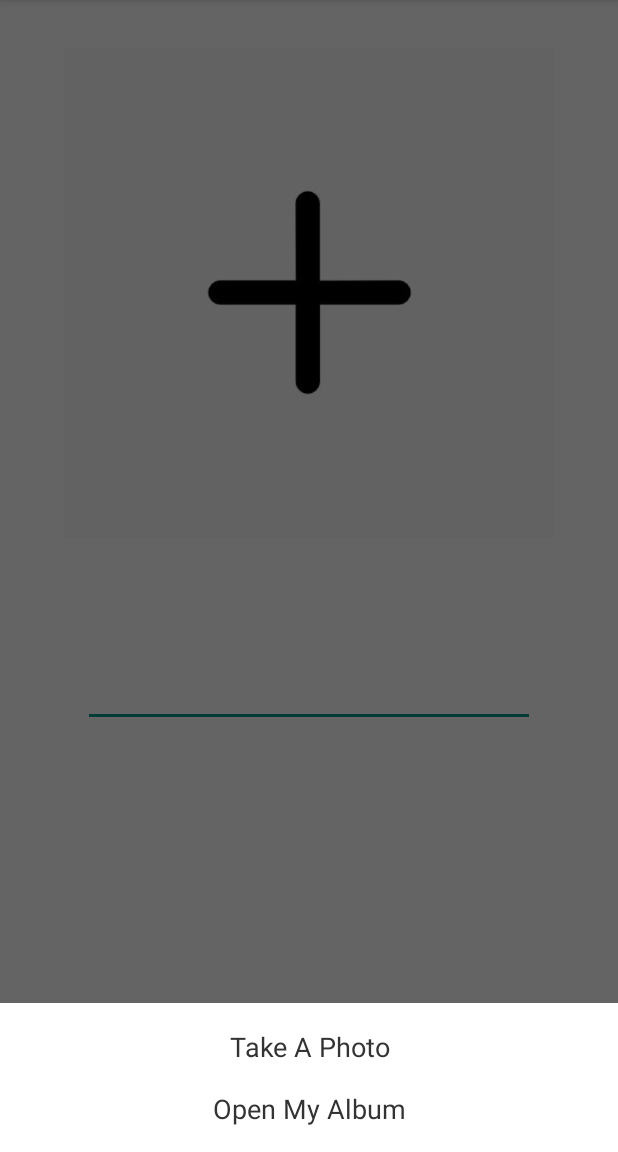
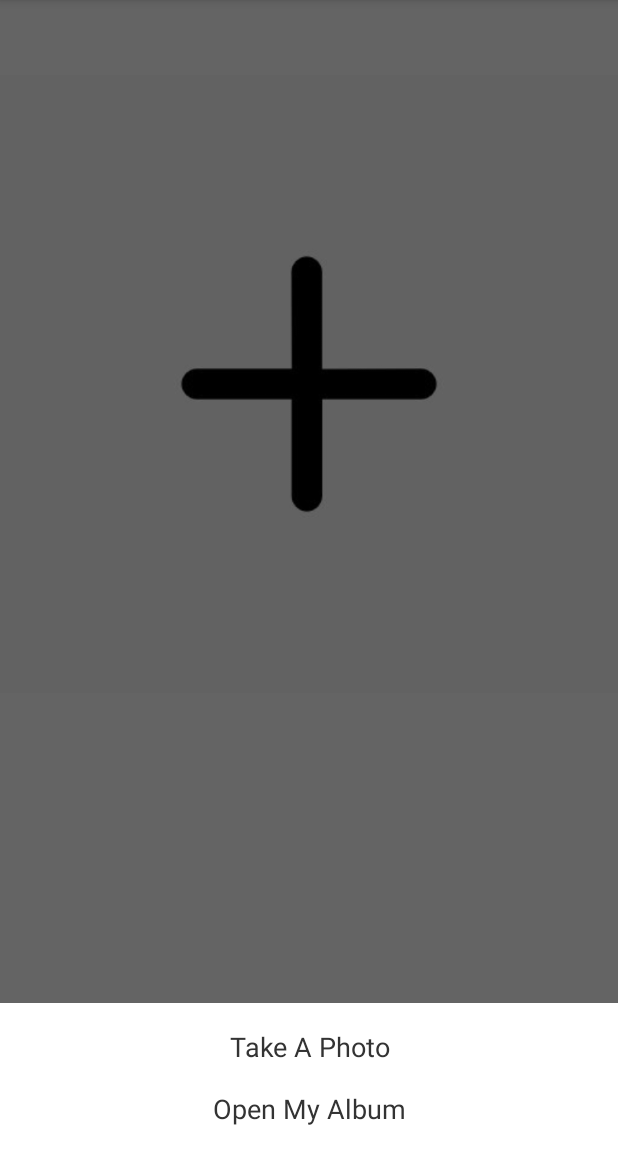
Before and after one commit to Glasser97/oneday, an Android app: the fragment addDialogFragment placed in its activity, on a phone screen of 412 x 824 dp, the part 84-1236 px from its top. Run offline under Robolectric (Android 15) with nearby library versions, the phone set to English and light mode, and no system bars.

Commit message:
AddMomentActivity bug fixed

```diff
--- a/app/src/main/java/com/coderziyang/oneday/AddMomentActivity.java
+++ b/app/src/main/java/com/coderziyang/oneday/AddMomentActivity.java
@@ -28,6 +28,7 @@ public class AddMomentActivity extends AppCompatActivity implements addDialogFra
     ImageView image_display;
     private Uri imgUri = null;
     public final int TAKE_PHOTO_REQUEST = 1, REQUEST_CODE_PICK_IMAGE = 2;
+    public Data new_data;
 
     @Override
     protected void onCreate(Bundle savedInstanceState) {
@@ -49,12 +50,9 @@ public class AddMomentActivity extends AppCompatActivity implements addDialogFra
                     public void onDialogChosen(int option) {
                             switch (option){
                             case 1:
-                                Log.d("look here!!!!!", "run the first one");
                                 openCamera();
-                                showImage(imgUri, image_display);
                                 break;
                             case 2:
-                                Log.d("look here!!!!!", "run the second one");
                                 getImageFromAlbum();
                                 break;
                         }
@@ -65,13 +63,25 @@ public class AddMomentActivity extends AppCompatActivity implements addDialogFra
     }
 
     @Override
+    protected void onPause(){
+        super.onPause();
+        image_display.setImageResource(R.drawable.plus);
+    }
+
+    @Override
     protected void onActivityResult(int requestCode, int resultCode, Intent data){
         if (requestCode == REQUEST_CODE_PICK_IMAGE){
             if (data != null){
                 imgUri = data.getData();
                 showImage(imgUri, image_display);
             }
+        }else if(requestCode == TAKE_PHOTO_REQUEST){
+            if (data != null){
+                showImage(imgUri, image_display);
             }
+
+        }
+
     }
 
     private File createImageFile() throws IOException {
@@ -82,7 +92,7 @@ public class AddMomentActivity extends AppCompatActivity implements addDialogFra
         }
         File image = File.createTempFile(
                 imgName,         /* prefix */
-                ".jpg",             /* suffix */
+                ".jpg",    /* suffix */
                 pictureDir       /* directory */
         );
         return image;
@@ -90,19 +100,22 @@ public class AddMomentActivity extends AppCompatActivity implements addDialogFra
 
     private void openCamera(){
         Intent intent = new Intent(MediaStore.ACTION_IMAGE_CAPTURE);
+        if (intent.resolveActivity(getPackageManager()) != null) {
             File photofile = null;
-        try{
+            try {
                 photofile = createImageFile();
-        } catch (IOException e){
+            } catch (IOException e) {
                 e.printStackTrace();
             }
-        if (photofile != null){
+            if (photofile != null) {
                 if (Build.VERSION.SDK_INT < Build.VERSION_CODES.N) {
                     imgUri = Uri.fromFile(photofile);
                 } else {
-                imgUri = FileProvider.getUriForFile(this,"com.coderziyang.oneday.fileprovider", photofile);
+                    imgUri = FileProvider.getUriForFile(this, "com.coderziyang.oneday.fileprovider", photofile);
                 }
             }
+        }
+
         intent.setFlags(Intent.FLAG_GRANT_READ_URI_PERMISSION | Intent.FLAG_GRANT_WRITE_URI_PERMISSION);
         intent.putExtra(MediaStore.EXTRA_OUTPUT, imgUri);
         startActivityForResult(intent, TAKE_PHOTO_REQUEST);
@@ -123,15 +136,12 @@ public class AddMomentActivity extends AppCompatActivity implements addDialogFra
 
     @Override
     public void onDialogChosen(int option) {
-        Log.d("look here!!!!!", getString(option));
         switch (option) {
             case 1:
-                Log.d("look here!!!!!", "run the first one");
                 openCamera();
                 showImage(imgUri, image_display);
                 break;
             case 2:
-                Log.d("look here!!!!!", "run the second one");
                 getImageFromAlbum();
                 break;
         }
--- a/app/src/main/java/com/coderziyang/oneday/addDialogFragment.java
+++ b/app/src/main/java/com/coderziyang/oneday/addDialogFragment.java
@@ -26,7 +26,6 @@ public class addDialogFragment extends DialogFragment {
         super.onCreate(savedInstanceState);
         getDialog().requestWindowFeature(Window.FEATURE_NO_TITLE);
         View view = inflater.inflate(R.layout.add_dialog, container, false);
-//        mlistener.onDialogChosen(option);
 
         return view;
 
@@ -42,7 +41,7 @@ public class addDialogFragment extends DialogFragment {
             @Override
             public void onClick(View v) {
                 option = 1;
-                Toast.makeText(getActivity(), "take a photo", Toast.LENGTH_LONG).show();
+                Toast.makeText(getActivity(), "take a photo", Toast.LENGTH_SHORT).show();
                 mlistener.onDialogChosen(option);
                 dismiss();
             }
@@ -52,7 +51,7 @@ public class addDialogFragment extends DialogFragment {
             @Override
             public void onClick(View v) {
                 option = 2;
-                Toast.makeText(getActivity(), "album", Toast.LENGTH_LONG).show();
+                Toast.makeText(getActivity(), "album", Toast.LENGTH_SHORT).show();
                 mlistener.onDialogChosen(option);
                 dismiss();
             }
--- a/app/src/main/res/layout/activity_add_moment.xml
+++ b/app/src/main/res/layout/activity_add_moment.xml
@@ -1,41 +1,20 @@
 <?xml version="1.0" encoding="utf-8"?>
-<android.support.constraint.ConstraintLayout xmlns:android="http://schemas.android.com/apk/res/android"
-    xmlns:app="http://schemas.android.com/apk/res-auto"
-    xmlns:tools="http://schemas.android.com/tools"
-    android:layout_width="match_parent"
-    android:layout_height="match_parent"
-    tools:context=".AddMomentActivity">
+<ScrollView xmlns:android="http://schemas.android.com/apk/res/android"
+                  android:layout_width="match_parent"
+                  android:layout_height="match_parent" >
 
-    <EditText
-        android:id="@+id/editText"
-        android:layout_width="301dp"
-        android:layout_height="wrap_content"
-        android:layout_marginStart="55dp"
-        android:layout_marginTop="439dp"
-        android:layout_marginEnd="55dp"
-        android:layout_marginBottom="247dp"
-        android:ems="10"
-        app:layout_constraintBottom_toBottomOf="parent"
-        app:layout_constraintEnd_toEndOf="parent"
-        app:layout_constraintHorizontal_bias="0.0"
-        app:layout_constraintStart_toStartOf="parent"
-        app:layout_constraintTop_toTopOf="parent"
-        app:layout_constraintVertical_bias="0.0" />
+    <LinearLayout
+        android:layout_width="wrap_content"
+        android:layout_height="wrap_content">
 
-    <ImageView
-        android:id="@+id/image_view"
-        android:layout_width="379dp"
-        android:layout_height="327dp"
-        android:layout_marginStart="16dp"
-        android:layout_marginTop="8dp"
-        android:layout_marginEnd="16dp"
-        android:layout_marginBottom="58dp"
-        android:adjustViewBounds="true"
-        android:maxWidth="42dp"
-        android:maxHeight="42dp"
-        android:scaleType="fitCenter"
-        app:layout_constraintBottom_toTopOf="@+id/editText"
-        app:layout_constraintEnd_toEndOf="parent"
-        app:layout_constraintStart_toStartOf="parent"
-        app:layout_constraintTop_toTopOf="parent" />
-</android.support.constraint.ConstraintLayout>
+        <ImageView
+            android:id="@+id/image_view"
+            android:layout_width="wrap_content"
+            android:layout_height="wrap_content"
+            android:scaleType="fitCenter"
+            />
+
+
+
+    </LinearLayout>
+</ScrollView>
```
Lines whose indentation alone changed are shown as unchanged.
